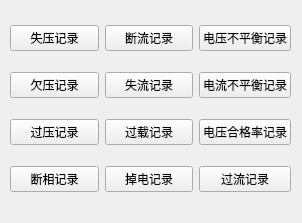
Old version of the form SerialPortAssistant-master/SerialPortAssistant-master/event_log/event_log.ui in the repository qq71838603/SerialPort-read9009.
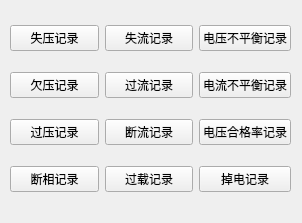
New version of the form.

Commit message:
新增失压,欠压,过压,断相,失流,过流,断流.测试
1.代码逻辑更新,将电表返回得到的字符串通过方法处理,如果需要小数点则在相应的位置加上.
2.二级界面采用列表的形式存放各项记录,使用一个按钮槽函数来发送信号.
3.在按钮槽函数中通过下拉框列表得到标识码,将标识码做参数使用方法处理,
得到整串查询码.再将信号发出.

```diff
--- a/SerialPortAssistant-master/SerialPortAssistant-master/event_log/event_log.ui
+++ b/SerialPortAssistant-master/SerialPortAssistant-master/event_log/event_log.ui
@@ -13,7 +13,7 @@
   <property name="windowTitle">
    <string>Form</string>
   </property>
-  <widget class="QWidget" name="">
+  <widget class="QWidget" name="layoutWidget">
    <property name="geometry">
     <rect>
      <x>10</x>
@@ -30,13 +30,6 @@
       </property>
      </widget>
     </item>
-    <item row="0" column="1">
-     <widget class="QPushButton" name="breakcurrent">
-      <property name="text">
-       <string>断流记录</string>
-      </property>
-     </widget>
-    </item>
     <item row="0" column="2">
      <widget class="QPushButton" name="voltageimbalance">
       <property name="text">
@@ -51,13 +44,6 @@
       </property>
      </widget>
     </item>
-    <item row="1" column="1">
-     <widget class="QPushButton" name="losscurrent">
-      <property name="text">
-       <string>失流记录</string>
-      </property>
-     </widget>
-    </item>
     <item row="1" column="2">
      <widget class="QPushButton" name="currentimbalance">
       <property name="text">
@@ -72,13 +58,6 @@
       </property>
      </widget>
     </item>
-    <item row="2" column="1">
-     <widget class="QPushButton" name="overload">
-      <property name="text">
-       <string>过载记录</string>
-      </property>
-     </widget>
-    </item>
     <item row="2" column="2">
      <widget class="QPushButton" name="qualified_rateofvoltage">
       <property name="text">
@@ -94,19 +73,40 @@
      </widget>
     </item>
     <item row="3" column="1">
+     <widget class="QPushButton" name="overload">
+      <property name="text">
+       <string>过载记录</string>
+      </property>
+     </widget>
+    </item>
+    <item row="3" column="2">
      <widget class="QPushButton" name="powerdown">
       <property name="text">
        <string>掉电记录</string>
       </property>
      </widget>
     </item>
-    <item row="3" column="2">
+    <item row="1" column="1">
      <widget class="QPushButton" name="overcurrent">
       <property name="text">
        <string>过流记录</string>
       </property>
      </widget>
     </item>
+    <item row="2" column="1">
+     <widget class="QPushButton" name="breakcurrent">
+      <property name="text">
+       <string>断流记录</string>
+      </property>
+     </widget>
+    </item>
+    <item row="0" column="1">
+     <widget class="QPushButton" name="losscurrent">
+      <property name="text">
+       <string>失流记录</string>
+      </property>
+     </widget>
+    </item>
    </layout>
   </widget>
  </widget>
```
The commit also changes 21 other files.
